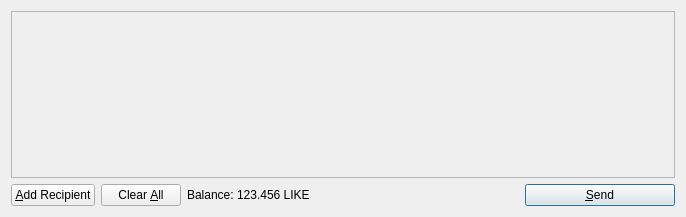
This is src/qt/forms/sendcoinsdialog.ui in goo-technology/point as Qt 5 draws it before an edit. The edited form follows.
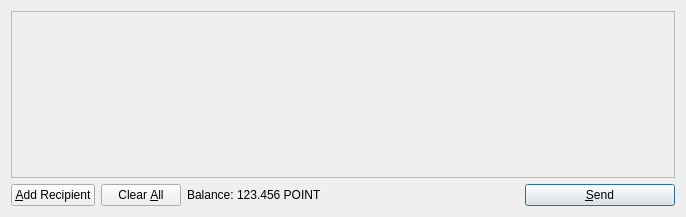
This is the edited form. Icons and pictures are not drawn.

What changed in the file:
```diff
--- a/src/qt/forms/sendcoinsdialog.ui
+++ b/src/qt/forms/sendcoinsdialog.ui
@@ -119,7 +119,7 @@
           <cursorShape>IBeamCursor</cursorShape>
          </property>
          <property name="text">
-          <string>123.456 LIKE</string>
+          <string>123.456 POINT</string>
          </property>
          <property name="textInteractionFlags">
           <set>Qt::LinksAccessibleByMouse|Qt::TextSelectableByKeyboard|Qt::TextSelectableByMouse</set>
```
